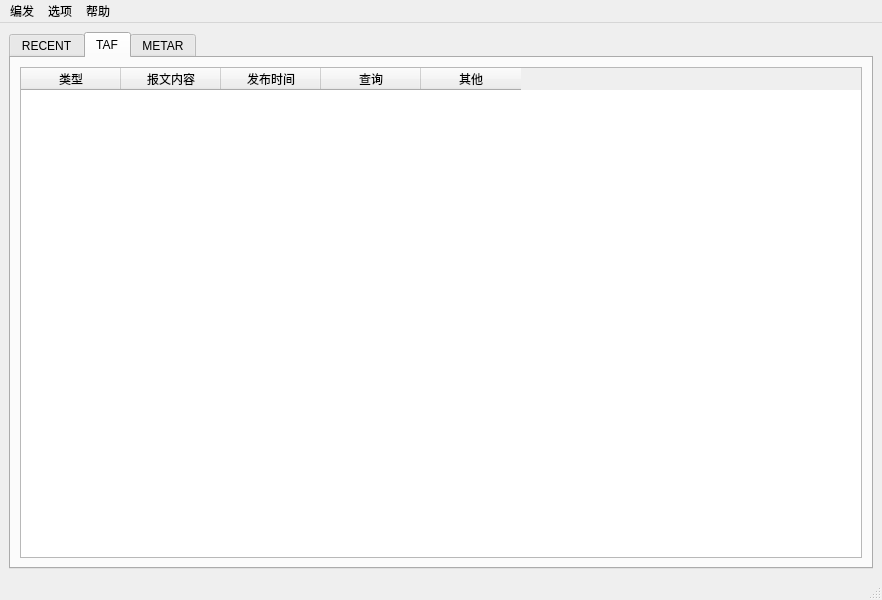
This is tafor/widgets/ui/main.ui in up1and/tafor as Qt 5 draws it before an edit. The edited form follows.
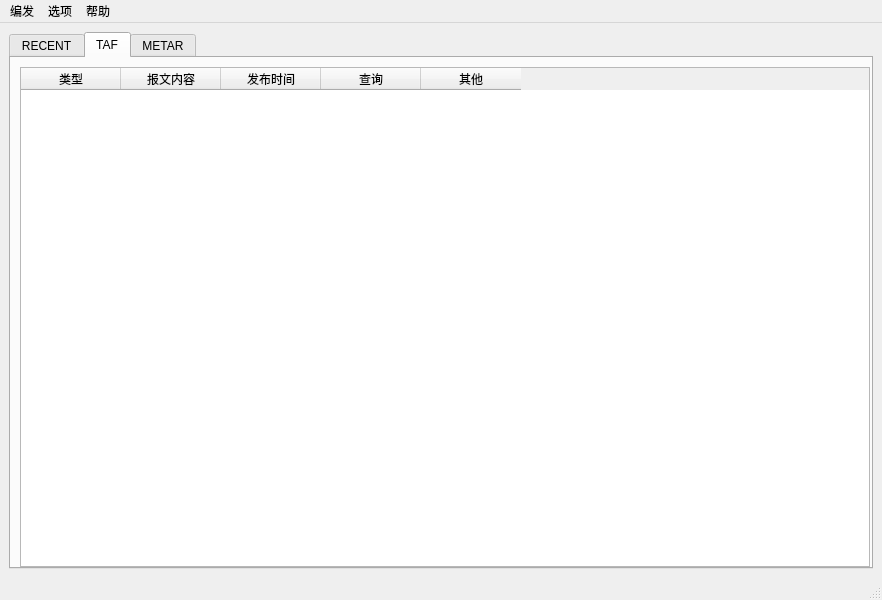
This is the edited form. The open tabs and pages were chosen to show the change.

Commit message: 修复表格显示竖向拉伸问题

The edit to the form file:
```diff
--- a/tafor/widgets/ui/main.ui
+++ b/tafor/widgets/ui/main.ui
@@ -17,6 +17,12 @@
    <layout class="QVBoxLayout" name="verticalLayout">
     <item>
      <widget class="QTabWidget" name="main_tab">
+      <property name="minimumSize">
+       <size>
+        <width>850</width>
+        <height>500</height>
+       </size>
+      </property>
       <property name="currentIndex">
        <number>0</number>
       </property>
@@ -103,9 +109,18 @@
        <layout class="QVBoxLayout" name="verticalLayout_2">
         <item>
          <widget class="QTableWidget" name="taf_table">
+          <property name="minimumSize">
+           <size>
+            <width>850</width>
+            <height>500</height>
+           </size>
+          </property>
           <property name="frameShadow">
            <enum>QFrame::Raised</enum>
           </property>
+          <property name="horizontalScrollBarPolicy">
+           <enum>Qt::ScrollBarAlwaysOff</enum>
+          </property>
           <property name="editTriggers">
            <set>QAbstractItemView::NoEditTriggers</set>
           </property>
```
Left out of the diff: 12 changed lines with no effect on the pictures. The commit also changes 2 other files.
